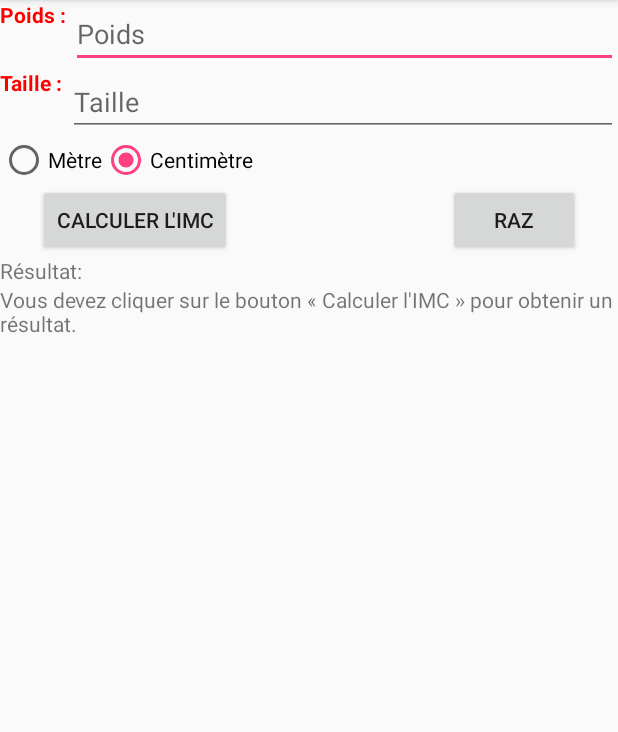
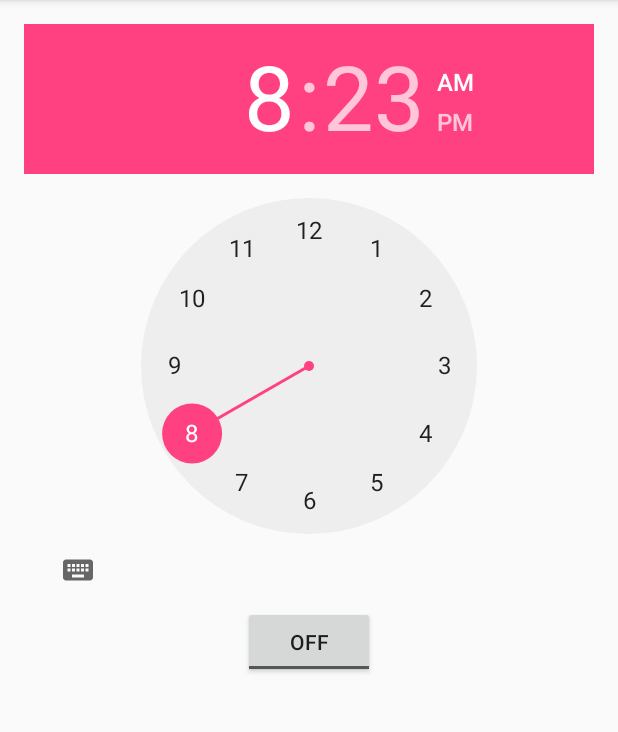
Before and after one commit to remidebette/RAPTT_CheckIn, an Android app: the screen it shows after launch (MainActivity), on a phone screen of 412 x 824 dp, the part 84-816 px from its top. Run offline under Robolectric (Android 15) with nearby library versions, the phone set to English and light mode, and no system bars.

Commit message:
ajout d'un broadcast pour l'alarme Ca ne marche pas terrible

```diff
--- a/app/src/main/java/com/raptt/debette/raptt_checkin/MainActivity.java
+++ b/app/src/main/java/com/raptt/debette/raptt_checkin/MainActivity.java
@@ -1,113 +1,63 @@
 package com.raptt.debette.raptt_checkin;
 
 import android.app.AlarmManager;
-import android.app.Notification;
-import android.app.NotificationManager;
 import android.app.PendingIntent;
-import android.content.Context;
 import android.content.Intent;
-import android.media.RingtoneManager;
-import android.net.Uri;
 import android.os.Bundle;
-import android.support.v7.app.NotificationCompat;
-import android.text.Editable;
-import android.text.TextWatcher;
+import android.util.Log;
 import android.view.View;
-import android.view.View.OnClickListener;
-import android.widget.Button;
-import android.widget.EditText;
-import android.widget.RadioGroup;
 import android.widget.TextView;
+import android.widget.TimePicker;
+import android.widget.ToggleButton;
 
 import java.util.Calendar;
 
 
 public class MainActivity extends MenuActivity {
-    public int ID_NOTIFICATION = 0;
-    public final static String ICON = "com.raptt.debette.raptt_checkin.extra.icon";
 
-    // La chaîne de caractères par défaut
-    private final String defaut = "Vous devez cliquer sur le bouton « Calculer l'IMC » pour obtenir un résultat.";
+    AlarmManager alarmManager;
+    private PendingIntent pendingIntent;
+    private TimePicker alarmTimePicker;
+    private static MainActivity inst;
+    private TextView alarmTextView;
 
-
-    Button envoyer = null;
-    Button raz = null;
-
-    EditText poids = null;
-    EditText taille = null;
-
-    RadioGroup group = null;
-
-    TextView result = null;
-
-
-    private TextWatcher textWatcher = new TextWatcher() {
-
-        @Override
-        public void onTextChanged(CharSequence s, int start, int before, int count) {
-            result.setText(defaut);
-        }
-
-        @Override
-        public void beforeTextChanged(CharSequence s, int start, int count, int after) {
-        }
-
-        @Override
-        public void afterTextChanged(Editable s) {
-        }
-    };
-
-    private OnClickListener envoyerListener = new OnClickListener() {
-
-        @Override
-        public void onClick(View v) {
-            result.setText("Votre IMC est ");
-        }
-    };
+    public static MainActivity instance() {
+        return inst;
+    }
 
     @Override
-    public void onCreate(Bundle savedInstanceState) {
+    public void onStart() {
+        super.onStart();
+        inst = this;
+    }
+
+    @Override
+    protected void onCreate(Bundle savedInstanceState) {
         super.onCreate(savedInstanceState);
         setContentView(R.layout.activity_main);
+        alarmTimePicker = (TimePicker) findViewById(R.id.alarmTimePicker);
+        alarmTextView = (TextView) findViewById(R.id.alarmText);
+        ToggleButton alarmToggle = (ToggleButton) findViewById(R.id.alarmToggle);
+        alarmManager = (AlarmManager) getSystemService(ALARM_SERVICE);
+    }
 
-        // On récupère toutes les vues dont on a besoin
-        envoyer = (Button) findViewById(R.id.calcul);
+    public void onToggleClicked(View view) {
+        if (((ToggleButton) view).isChecked()) {
+            Log.d("MyActivity", "Alarm On");
+            Calendar calendar = Calendar.getInstance();
+            calendar.set(Calendar.HOUR_OF_DAY, alarmTimePicker.getCurrentHour());
+            calendar.set(Calendar.MINUTE, alarmTimePicker.getCurrentMinute());
+            Intent myIntent = new Intent(MainActivity.this, AlarmReceiver.class);
+            pendingIntent = PendingIntent.getBroadcast(MainActivity.this, 0, myIntent, 0);
+            alarmManager.set(AlarmManager.RTC, calendar.getTimeInMillis(), pendingIntent);
+        } else {
+            alarmManager.cancel(pendingIntent);
+            setAlarmText("");
+            Log.d("MyActivity", "Alarm Off");
+        }
+    }
 
-        taille = (EditText) findViewById(R.id.taille);
-        poids = (EditText) findViewById(R.id.poids);
-
-        group = (RadioGroup) findViewById(R.id.group);
-
-        result = (TextView) findViewById(R.id.result);
-
-        // On attribue un listener adapté aux vues qui en ont besoin
-        envoyer.setOnClickListener(envoyerListener);
-        taille.addTextChangedListener(textWatcher);
-        poids.addTextChangedListener(textWatcher);
-
-        raz = (Button) findViewById(R.id.raz);
-        raz.setOnClickListener(new View.OnClickListener() {
-            @Override
-            public void onClick(View view) {
-                // L'icône sera une petite loupe
-                int icon = R.drawable.ic_line_a;
-                // Le premier titre affiché
-                CharSequence tickerText = "Prise de service";
-                // Daté de maintenant
-                long when = System.currentTimeMillis();
-
-                AlarmManager alarmManager = (AlarmManager) MainActivity.this.getSystemService(MainActivity.this.ALARM_SERVICE);
-                Calendar calendar =  Calendar.getInstance();
-                calendar.set(Calendar.SECOND, 5);
-                //calendar.set(int year, int month, int date, int hour, int minute, int second);
-
-                // La notification est crée
-                Intent intent = new Intent(MainActivity.this, ReminderService.class);
-                //intent.setAction(ReminderService.ACTION_SET_NOTIFICATION);
-                PendingIntent pendingIntent = PendingIntent.getService(MainActivity.this, 0, intent, 0);
-                alarmManager.set(AlarmManager.ELAPSED_REALTIME, calendar.getTimeInMillis(), pendingIntent);
-            }
-        });
-
+    public void setAlarmText(String alarmText) {
+        alarmTextView.setText(alarmText);
     }
 }
--- a/app/src/main/res/layout/activity_main.xml
+++ b/app/src/main/res/layout/activity_main.xml
@@ -1,109 +1,38 @@
 <?xml version="1.0" encoding="utf-8"?>
 <RelativeLayout xmlns:android="http://schemas.android.com/apk/res/android"
-    android:layout_width="fill_parent"
-    android:layout_height="fill_parent">
-    <TextView
-        android:id="@+id/textPoids"
+    android:layout_width="match_parent"
+    android:layout_height="match_parent"
+    android:paddingLeft="@dimen/activity_horizontal_margin"
+    android:paddingRight="@dimen/activity_horizontal_margin"
+    android:paddingTop="@dimen/activity_vertical_margin"
+    android:paddingBottom="@dimen/activity_vertical_margin">
+
+    <TimePicker
         android:layout_width="wrap_content"
         android:layout_height="wrap_content"
-        android:text="Poids : "
-        android:textStyle="bold"
-        android:textColor="#FF0000"
-        />
-    <EditText
-        android:id="@+id/poids"
+        android:id="@+id/alarmTimePicker"
+        android:layout_alignParentTop="true"
+        android:layout_centerHorizontal="true" />
+
+
+    <ToggleButton
         android:layout_width="wrap_content"
         android:layout_height="wrap_content"
-        android:hint="Poids"
-        android:inputType="numberDecimal"
-        android:layout_toRightOf="@id/textPoids"
-        android:layout_alignParentRight="true"
-        />
+        android:text="Alarm On/Off"
+        android:id="@+id/alarmToggle"
+        android:layout_centerHorizontal="true"
+        android:layout_below="@+id/alarmTimePicker"
+        android:onClick="onToggleClicked" />
+
     <TextView
-        android:id="@+id/textTaille"
         android:layout_width="wrap_content"
         android:layout_height="wrap_content"
-        android:text="Taille : "
-        android:textStyle="bold"
-        android:textColor="#FF0000"
-        android:gravity="left"
-        android:layout_below="@id/poids"
-        />
-    <EditText
-        android:id="@+id/taille"
-        android:layout_width="wrap_content"
-        android:layout_height="wrap_content"
-        android:hint="Taille"
-        android:inputType="numberDecimal"
-        android:layout_below="@id/poids"
-        android:layout_toRightOf="@id/textTaille"
-        android:layout_alignParentRight="true"
-        />
-    <RadioGroup
-        android:id="@+id/group"
-        android:layout_width="wrap_content"
-        android:layout_height="wrap_content"
-        android:checkedButton="@+id/radio2"
-        android:orientation="horizontal"
-        android:layout_below="@id/taille"
-        >
-        <RadioButton
-            android:id="@+id/radio1"
-            android:layout_width="wrap_content"
-            android:layout_height="wrap_content"
-            android:text="Mètre"
-            />
-        <RadioButton
-            android:id="@+id/radio2"
-            android:layout_width="wrap_content"
-            android:layout_height="wrap_content"
-            android:text="Centimètre"
-            />
-    </RadioGroup>
-    <!--<CheckBox
-        android:id="@+id/mega"
-        android:layout_width="wrap_content"
-        android:layout_height="wrap_content"
-        android:text="Mega fonction !"
-        android:layout_below="@id/group"
-        />-->
-    <Button
-        android:id="@+id/calcul"
-        android:layout_width="wrap_content"
-        android:layout_height="wrap_content"
-        android:text="Calculer l'IMC"
-        android:layout_below="@id/group"
-        android:layout_marginLeft="25dip"
-        />
+        android:textAppearance="?android:attr/textAppearanceLarge"
+        android:text=""
+        android:id="@+id/alarmText"
+        android:layout_alignParentBottom="true"
+        android:layout_centerHorizontal="true"
+        android:layout_marginTop="20dp"
+        android:layout_below="@+id/alarmToggle" />
 
-    <Button
-        android:id="@+id/raz"
-        android:layout_width="wrap_content"
-        android:layout_height="wrap_content"
-        android:text="RAZ"
-        android:layout_below="@id/group"
-        android:layout_alignRight="@id/taille"
-        android:layout_marginRight="25dip" />
-    <TextView
-        android:id="@+id/resultPre"
-        android:layout_width="wrap_content"
-        android:layout_height="wrap_content"
-        android:text="Résultat:"
-        android:layout_below="@id/calcul"
-        />
-    <TextView
-        android:id="@+id/result"
-        android:layout_width="fill_parent"
-        android:layout_height="fill_parent"
-        android:text="Vous devez cliquer sur le bouton « Calculer l'IMC » pour obtenir un résultat."
-        android:layout_below="@id/resultPre"
-        />
-
-    <!--<CalendarView
-        android:layout_width="wrap_content"
-        android:layout_height="wrap_content"
-        android:id="@+id/calendarView"
-        android:layout_marginTop="43dp"
-        android:layout_alignParentTop="true"
-        android:layout_centerHorizontal="true" />-->
 </RelativeLayout>
```
Also changed, not shown: app/src/main/java/com/raptt/debette/raptt_checkin/AlarmReceiver.java (added, +43 -0 lines), app/src/main/java/com/raptt/debette/raptt_checkin/ReminderService.java (+28 -35 lines).
